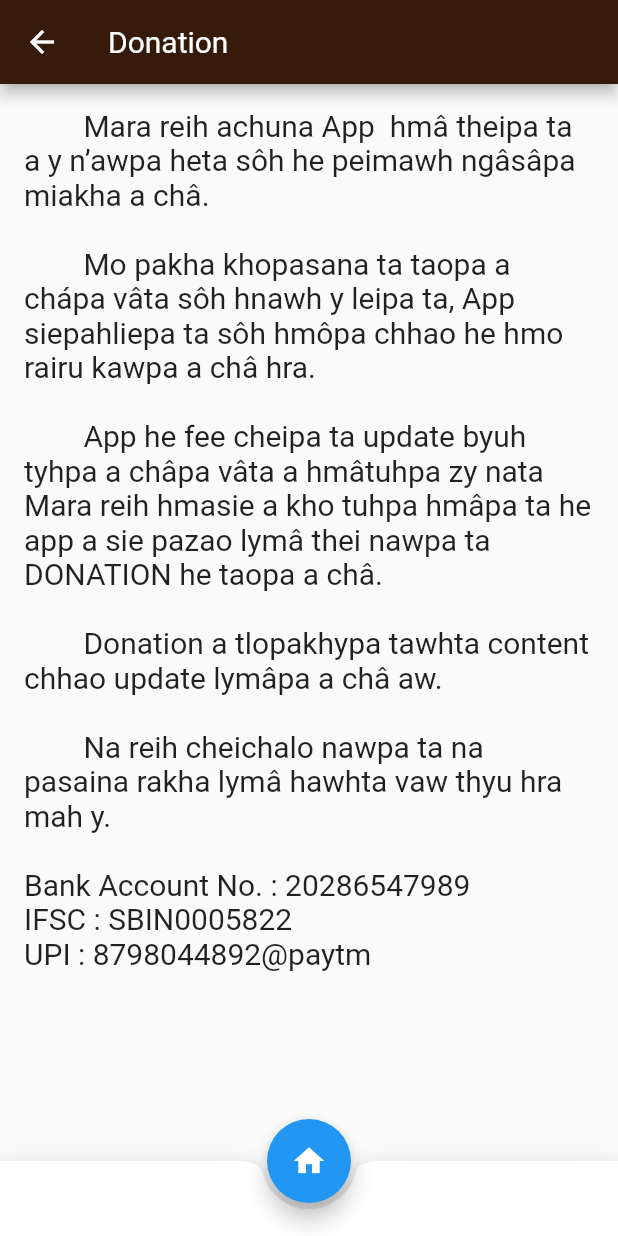
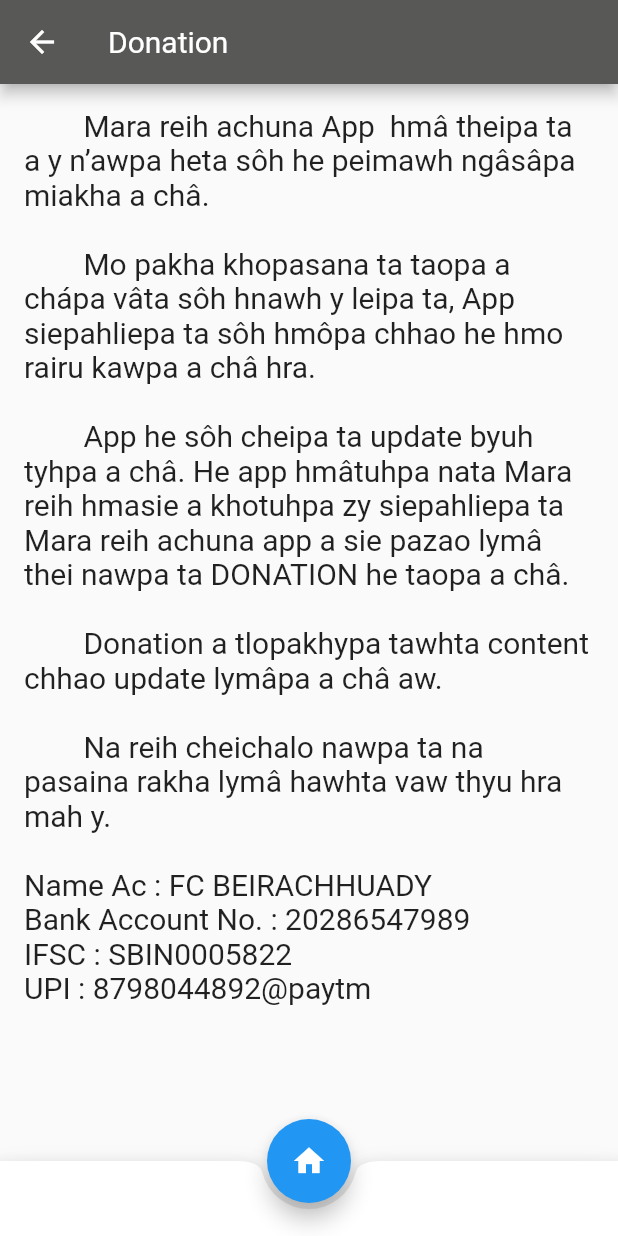
Before and after one commit to stevenfachhai/mara_rei_achuna, a Flutter app: the TitleScreen screen opened directly, item 2 of the bottom bar chosen, after a tap on the "currency rupee" icon, on a phone screen of 412 x 824 dp. Run offline on Flutter 3.47's test engine with Material 2 defaults, Android fonts, the phone set to English and light mode, and no system bars; our stand-ins replace google_fonts, google_nav_bar, just_audio.

Commit message:
change some words

```diff
--- a/lib/content/chapter_block.dart
+++ b/lib/content/chapter_block.dart
@@ -27,8 +27,8 @@ const introduction = '''
 
 	       He App hmâpa ta Mara reih khopasata achupa maih hnohta khokheina cha hlâ ei na ta, Mara reih he cheichalo ta, pasâhsa lymâ awpa ta ei hmalana liata na baotuhpa nata hmala pazituhpa châ chyu awpa ta khizaw râh to liata Mara saw a ypa zydua ei cha hrua ei.
 
+FC. BEIRACHHUADY
 Contact no.	 +918798044892
-FC. BEIRACHHUADY
 (Meisavaih siaha)
 Email: stevenbfachhai2@gmail.com
 
--- a/lib/screen/donation_screen.dart
+++ b/lib/screen/donation_screen.dart
@@ -11,12 +11,13 @@ class DonationScreen extends StatelessWidget {
 
         Mo pakha khopasana ta taopa a chápa vâta sôh hnawh y leipa ta, App siepahliepa ta sôh hmôpa chhao he hmo rairu kawpa a châ hra.
 
-        App he fee cheipa ta update byuh tyhpa a châpa vâta a hmâtuhpa zy nata Mara reih hmasie a kho tuhpa hmâpa ta he app a sie pazao lymâ thei nawpa ta DONATION he taopa a châ.
+        App he sôh cheipa ta update byuh tyhpa a châ. He app hmâtuhpa nata Mara reih hmasie a khotuhpa zy siepahliepa ta Mara reih achuna app a sie pazao lymâ thei nawpa ta DONATION he taopa a châ.
 
         Donation a tlopakhypa tawhta content chhao update lymâpa a châ aw.
 
         Na reih cheichalo nawpa ta na pasaina rakha lymâ hawhta vaw thyu hra mah y.
 
+Name Ac : FC BEIRACHHUADY
 Bank Account No. : 20286547989
 IFSC : SBIN0005822
 UPI : 8798044892@paytm
@@ -27,7 +28,7 @@ UPI : 8798044892@paytm
 
     return Scaffold(
       appBar: AppBar(
-        backgroundColor: Color.fromARGB(255, 54, 27, 11),
+        backgroundColor: Color.fromARGB(255, 88, 88, 87),
         title: Text(
           'Donation',
           style: GoogleFonts.yesevaOne(
--- a/lib/screen/title_screen.dart
+++ b/lib/screen/title_screen.dart
@@ -65,16 +65,16 @@ class TitleScreen extends StatelessWidget {
         child: GNav(
           tabs: const [
             GButton(
-              icon: Icons.library_books_outlined,
-              text: 'Achu awpa zy',
+              icon: Icons.edit_note,
+              text: 'Mara phôhpa',
             ),
             GButton(
               icon: Icons.home,
               text: 'Home',
             ),
             GButton(
-              icon: Icons.edit_note,
-              text: 'Mara phôhpa',
+              icon: Icons.library_books_outlined,
+              text: 'Achu awpa zy',
             ),
           ],
           selectedIndex: _selectedIndex,
--- a/lib/story/tluana_list.dart
+++ b/lib/story/tluana_list.dart
@@ -29,5 +29,4 @@ const tluanaList = [
   '28. Vao nata i Phôhpa',
   '29. Pahmôpi Phôhpa',
   '30. Laidyu unawh nata pala tipo yna dâh ',
-  '31'
 ];
```
Also changed, not shown: lib/story/phopa.dart (+9 -1 lines).
